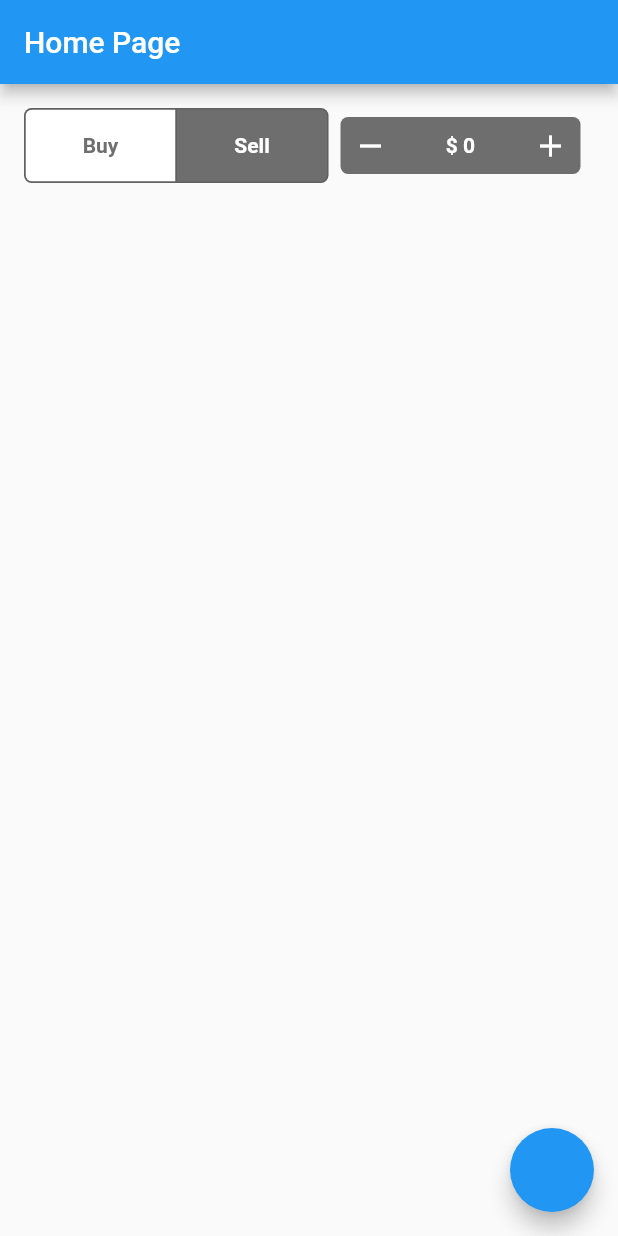
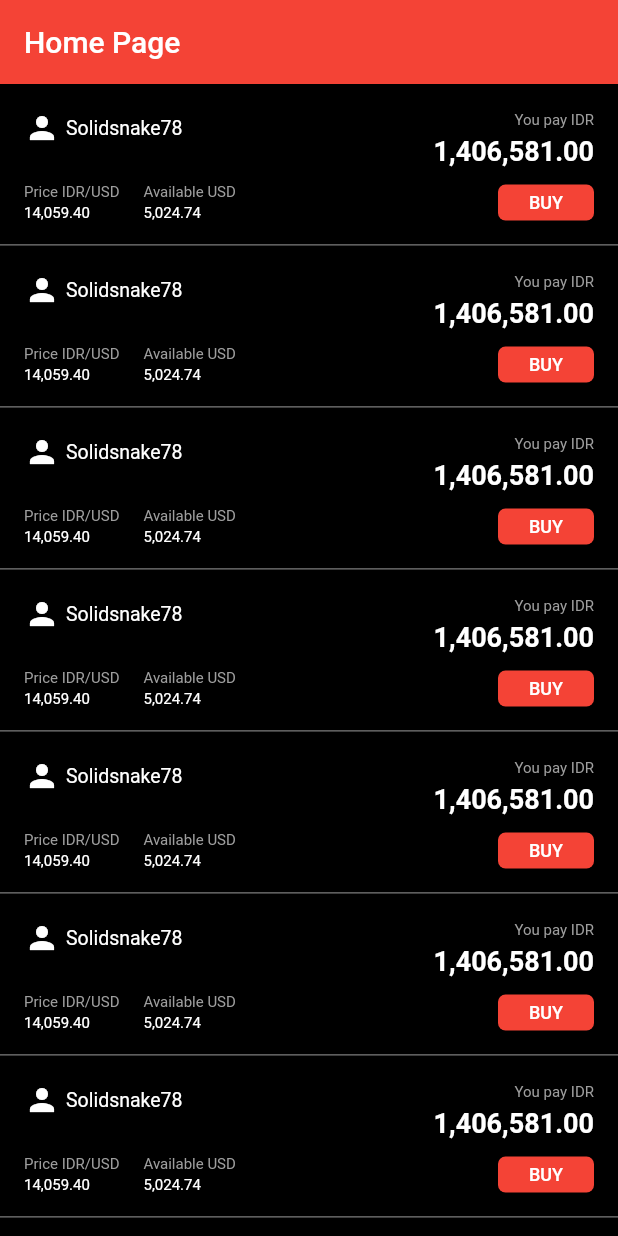
Before and after one commit to hamed-fs/flutter_binary_simple_app, a Flutter app: the screen it shows after launch, on a phone screen of 412 x 824 dp. Run offline on Flutter 3.47's test engine with Material 2 defaults, Android fonts, the phone set to English and light mode, and no system bars.

Commit message:
- add buy and sell list

```diff
--- a/lib/main.dart
+++ b/lib/main.dart
@@ -10,7 +10,7 @@ class App extends StatelessWidget {
     return MaterialApp(
       title: 'Flutter Binary Sample',
       theme: ThemeData(
-        primarySwatch: Colors.blue,
+        primarySwatch: Colors.red,
       ),
       home: HomePage(title: 'Home Page'),
     );
--- a/lib/pages/home_page.dart
+++ b/lib/pages/home_page.dart
@@ -1,7 +1,6 @@
 import 'package:flutter/material.dart';
 
-import 'package:flutter_binary_simple_app/widgets/switch_button.dart';
-import 'package:flutter_binary_simple_app/widgets/value_stepper.dart';
+import 'package:flutter_binary_simple_app/widgets/list_item.dart';
 
 class HomePage extends StatefulWidget {
   final String title;
@@ -13,35 +12,21 @@ class HomePage extends StatefulWidget {
 }
 
 class _HomePageState extends State<HomePage> {
-  double stepperValue = 0.0;
-
   @override
   Widget build(BuildContext context) {
     return Scaffold(
-        appBar: AppBar(
-          title: Text(widget.title),
-        ),
-        body: Padding(
-          padding: const EdgeInsets.all(8.0),
-          child: Row(
-            children: <Widget>[
-              Padding(
-                padding: const EdgeInsets.all(8.0),
-                child: SwitchButton(
-                  labels: ['Buy', 'Sell'],
-                  callback: (int index) => print(index),
-                ),
-              ),
-              ValueStepper(
-                initialValue: stepperValue,
-                prefix: '\$',
-                allowNegativeValue: true,
-                stepSize: 10.0,
-                callback: (value) => print(value),
-              ),
-            ],
-          ),
-        ),
-        floatingActionButton: FloatingActionButton(onPressed: () => setState(() => stepperValue = 1000.0)));
+      appBar: AppBar(
+        title: Text(widget.title),
+      ),
+      body: ListView.separated(
+        itemCount: 20,
+        separatorBuilder: (context, index) {
+          return Divider(color: Colors.black, height: 1.0);
+        },
+        itemBuilder: (condex, index) {
+          return MyListItem();
+        },
+      ),
+    );
   }
 }
--- /dev/null
+++ b/lib/widgets/list_item.dart
@@ -0,0 +1,138 @@
+import 'package:flutter/material.dart';
+
+class MyListItem extends StatefulWidget {
+  @override
+  _MyListItemState createState() => _MyListItemState();
+}
+
+class _MyListItemState extends State<MyListItem> {
+  bool _isVisible = false;
+
+  @override
+  void initState() {
+    _isVisible = false;
+
+    super.initState();
+  }
+
+  @override
+  Widget build(BuildContext context) {
+    return Container(
+      color: Colors.black,
+      child: ListTile(
+        title: Row(
+          mainAxisSize: MainAxisSize.max,
+          mainAxisAlignment: MainAxisAlignment.spaceBetween,
+          crossAxisAlignment: CrossAxisAlignment.center,
+          children: <Widget>[
+            Row(
+              children: <Widget>[
+                Icon(Icons.person, color: Colors.white),
+                SizedBox(width: 4.0),
+                Text('Solidsnake78', style: TextStyle(fontSize: 13.0, color: Colors.white)),
+              ],
+            ),
+            Padding(
+              padding: const EdgeInsets.only(top: 14.0),
+              child: Column(
+                crossAxisAlignment: CrossAxisAlignment.end,
+                children: <Widget>[
+                  Text(
+                    'You pay IDR',
+                    style: TextStyle(fontSize: 10.0, color: Colors.grey),
+                  ),
+                  SizedBox(height: 4.0),
+                  Text(
+                    '1,406,581.00',
+                    style: TextStyle(fontSize: 18.0, fontWeight: FontWeight.bold, color: Colors.white),
+                  ),
+                ],
+              ),
+            )
+          ],
+        ),
+        subtitle: Column(
+          crossAxisAlignment: CrossAxisAlignment.start,
+          children: <Widget>[
+            Row(
+              mainAxisSize: MainAxisSize.max,
+              mainAxisAlignment: MainAxisAlignment.spaceBetween,
+              children: <Widget>[
+                Row(
+                  crossAxisAlignment: CrossAxisAlignment.center,
+                  children: <Widget>[
+                    Column(
+                      crossAxisAlignment: CrossAxisAlignment.start,
+                      children: <Widget>[
+                        Text(
+                          'Price IDR/USD',
+                          style: TextStyle(color: Colors.grey, fontSize: 10.0),
+                        ),
+                        SizedBox(height: 2.0),
+                        Text(
+                          '14,059.40',
+                          style: TextStyle(color: Colors.white, fontSize: 10.0),
+                        ),
+                      ],
+                    ),
+                    SizedBox(width: 16.0),
+                    Column(
+                      crossAxisAlignment: CrossAxisAlignment.start,
+                      children: <Widget>[
+                        Text(
+                          'Available USD',
+                          style: TextStyle(color: Colors.grey, fontSize: 10.0),
+                        ),
+                        SizedBox(height: 2.0),
+                        Text(
+                          '5,024.74',
+                          style: TextStyle(color: Colors.white, fontSize: 10.0),
+                        ),
+                      ],
+                    ),
+                  ],
+                ),
+                ButtonTheme(
+                  height: 24.0,
+                  minWidth: 64.0,
+                  child: FlatButton(
+                    child: Text(
+                      'BUY',
+                      style: TextStyle(color: Colors.white, fontSize: 12.0),
+                    ),
+                    shape: RoundedRectangleBorder(borderRadius: new BorderRadius.circular(5.0)),
+                    color: Colors.red,
+                    onPressed: () => setState(() => _isVisible = !_isVisible),
+                  ),
+                )
+              ],
+            ),
+            _isVisible
+                ? Padding(
+                    padding: const EdgeInsets.only(top: 8.0, bottom: 16.0),
+                    child: Column(
+                      crossAxisAlignment: CrossAxisAlignment.start,
+                      children: <Widget>[
+                        Text(
+                          'Instructions',
+                          style: TextStyle(color: Colors.grey, fontSize: 10.0),
+                        ),
+                        SizedBox(height: 4.0),
+                        Text(
+                          'Please send funds to Mybank account',
+                          style: TextStyle(color: Colors.white, fontSize: 10.0),
+                        ),
+                        Text(
+                          '54646545645646',
+                          style: TextStyle(color: Colors.white, fontSize: 10.0),
+                        ),
+                      ],
+                    ),
+                  )
+                : SizedBox(),
+          ],
+        ),
+      ),
+    );
+  }
+}
```
